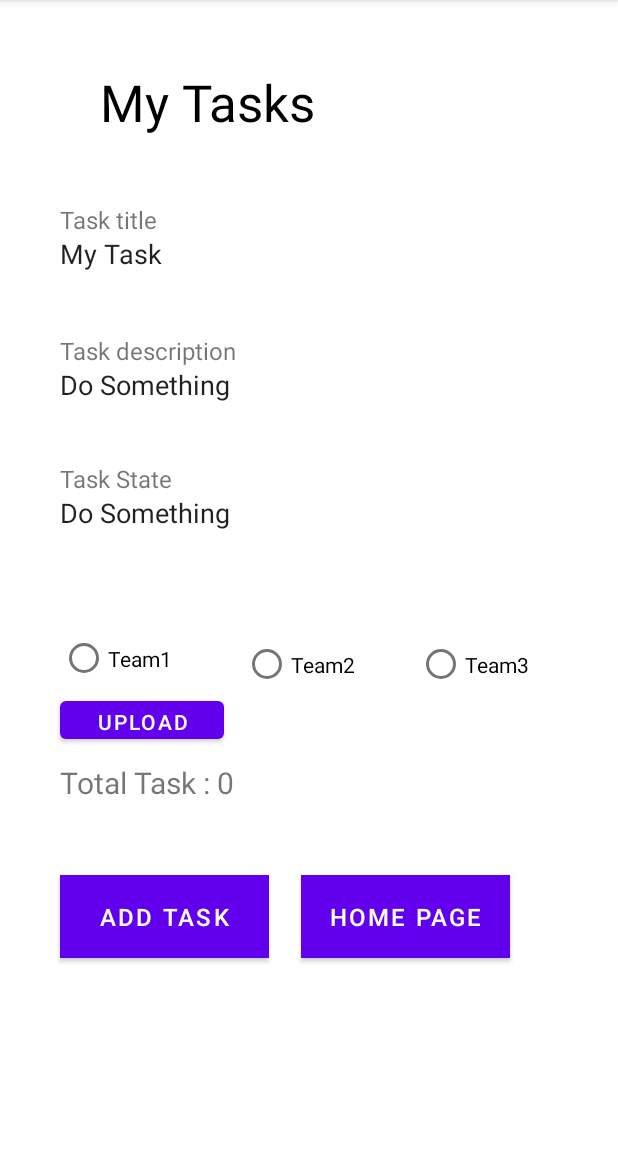
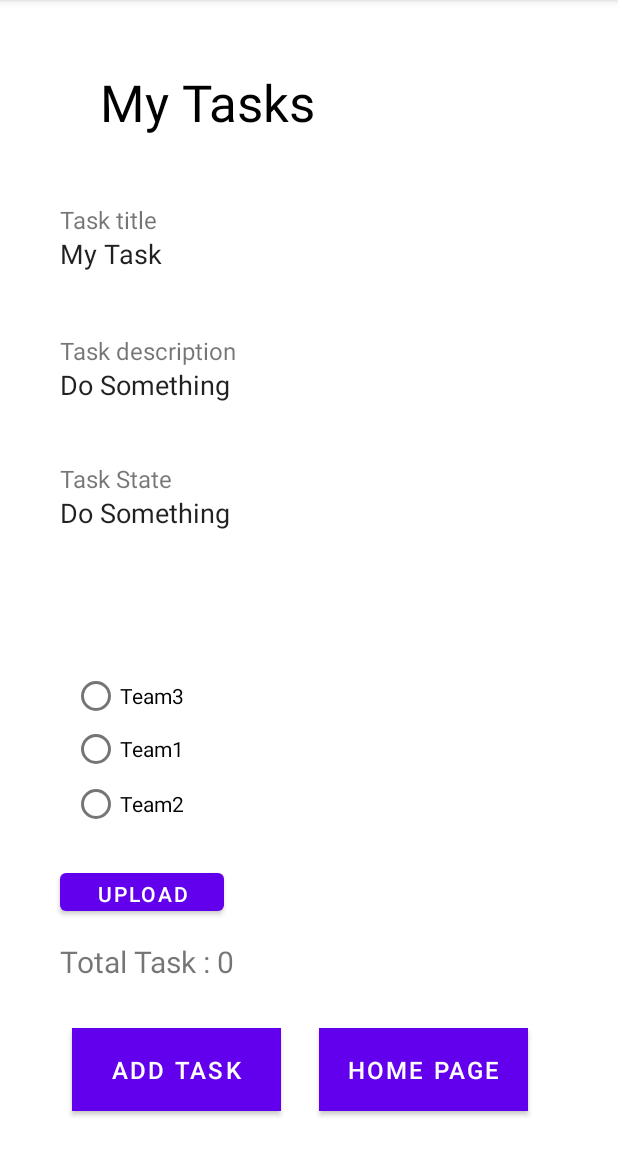
Before and after one commit to haneenbader/taskmaster, an Android app: the AddTask screen opened directly, with no data from a screen before it, on a phone screen of 412 x 824 dp, the part 84-1236 px from its top. Run offline under Robolectric (Android 15) with nearby library versions, the phone set to English and light mode, and no system bars; libraries missing offline, so code that uses them is left out: com.amplifyframework.api, com.amplifyframework.core; 1 statement that could not run was skipped.

```diff
--- a/TaskMaster/app/src/main/java/com/example/taskmaster/TaskDetail.java
+++ b/TaskMaster/app/src/main/java/com/example/taskmaster/TaskDetail.java
@@ -35,17 +35,14 @@ public class TaskDetail extends AppCompatActivity {
         });
 
        //get data from dataBase room
-
 //        AppDatabase appDatabase =  Room.databaseBuilder(getApplicationContext(), AppDatabase.class, "database_task").allowMainThreadQueries().fallbackToDestructiveMigration().build();
 //        TaskDao taskDao = appDatabase.taskDao();
           Intent intent = getIntent();
 //          Task task = taskDao.findById(intent.getExtras().getInt("id"));
-
         TextView titleText = findViewById(R.id.textViewtitle2);
         System.out.println(R.id.textViewtitle2);
         TextView stateText = findViewById(R.id.textViewstate2);
         TextView BodyText = findViewById(R.id.textViewBody);
-
 
 //         to get data from adapter
         String title = intent.getStringExtra("title");
--- a/TaskMaster/app/src/main/res/layout/activity_add_task2.xml
+++ b/TaskMaster/app/src/main/res/layout/activity_add_task2.xml
@@ -41,7 +41,7 @@
         app:layout_constraintBottom_toBottomOf="parent"
         app:layout_constraintStart_toStartOf="parent"
         app:layout_constraintTop_toTopOf="parent"
-        app:layout_constraintVertical_bias="0.684" />
+        app:layout_constraintVertical_bias="0.845" />
 
     <EditText
         android:id="@+id/taskDescription"
@@ -92,7 +92,7 @@
         android:id="@+id/addtaskbutton"
         android:layout_width="139dp"
         android:layout_height="55dp"
-        android:layout_marginStart="40dp"
+        android:layout_marginStart="48dp"
         android:layout_marginTop="200dp"
         android:background="@android:color/holo_blue_light"
         android:text="ADD TASK"
@@ -100,21 +100,21 @@
         app:layout_constraintBottom_toBottomOf="parent"
         app:layout_constraintStart_toStartOf="parent"
         app:layout_constraintTop_toBottomOf="@+id/textViewusername"
-        app:layout_constraintVertical_bias="0.681" />
+        app:layout_constraintVertical_bias="0.932" />
 
     <Button
         android:id="@+id/tohomepage"
         android:layout_width="139dp"
         android:layout_height="55dp"
         android:layout_marginTop="200dp"
-        android:layout_marginEnd="72dp"
+        android:layout_marginEnd="60dp"
         android:background="@android:color/holo_blue_light"
         android:text="Home Page"
         android:textSize="16sp"
         app:layout_constraintBottom_toBottomOf="parent"
         app:layout_constraintEnd_toEndOf="parent"
         app:layout_constraintTop_toBottomOf="@+id/textViewusername"
-        app:layout_constraintVertical_bias="0.681" />
+        app:layout_constraintVertical_bias="0.932" />
 
     <EditText
         android:id="@+id/tastTitle"
@@ -152,36 +152,35 @@
         app:layout_constraintHorizontal_bias="0.132"
         app:layout_constraintStart_toStartOf="parent"
         app:layout_constraintTop_toTopOf="parent"
-        app:layout_constraintVertical_bias="0.631" />
+        app:layout_constraintVertical_bias="0.788" />
 
-    <RadioButton
-        android:id="@+id/team1AddTask"
-        android:layout_width="90dp"
-        android:layout_height="50dp"
-        android:layout_marginStart="40dp"
-        android:layout_marginBottom="304dp"
-        android:text="Team1"
+    <RadioGroup
+        android:layout_width="287dp"
+        android:layout_height="117dp"
         app:layout_constraintBottom_toBottomOf="parent"
-        app:layout_constraintStart_toStartOf="parent" />
+        app:layout_constraintEnd_toEndOf="parent"
+        app:layout_constraintHorizontal_bias="0.387"
+        app:layout_constraintStart_toStartOf="parent"
+        app:layout_constraintTop_toTopOf="parent"
+        app:layout_constraintVertical_bias="0.687">
 
-    <RadioButton
-        android:id="@+id/team2AddTask"
-        android:layout_width="90dp"
-        android:layout_height="50dp"
-        android:layout_marginEnd="160dp"
-        android:layout_marginBottom="300dp"
-        android:text="Team2"
-        app:layout_constraintBottom_toBottomOf="parent"
-        app:layout_constraintEnd_toEndOf="parent" />
+        <RadioButton
+            android:id="@+id/team3AddTask"
+            android:layout_width="wrap_content"
+            android:layout_height="33dp"
+            android:text="Team3" />
 
-    <RadioButton
-        android:id="@+id/team3AddTask"
-        android:layout_width="90dp"
-        android:layout_height="50dp"
-        android:layout_marginEnd="44dp"
-        android:layout_marginBottom="300dp"
-        android:text="Team3"
-        app:layout_constraintBottom_toBottomOf="parent"
-        app:layout_constraintEnd_toEndOf="parent" />
+        <RadioButton
+            android:id="@+id/team1AddTask"
+            android:layout_width="wrap_content"
+            android:layout_height="37dp"
+            android:text="Team1" />
+
+        <RadioButton
+            android:id="@+id/team2AddTask"
+            android:layout_width="wrap_content"
+            android:layout_height="36dp"
+            android:text="Team2" />
+    </RadioGroup>
 
 </androidx.constraintlayout.widget.ConstraintLayout>
```
Also changed, not shown: TaskMaster/app/src/main/java/com/example/taskmaster/AddTask.java (+50 -42 lines), TaskMaster/app/src/main/java/com/example/taskmaster/MainActivity.java (+67 -69 lines), TaskMaster/app/src/main/res/layout/activity_task_detail.xml (+7 -3 lines), 1 other file.
